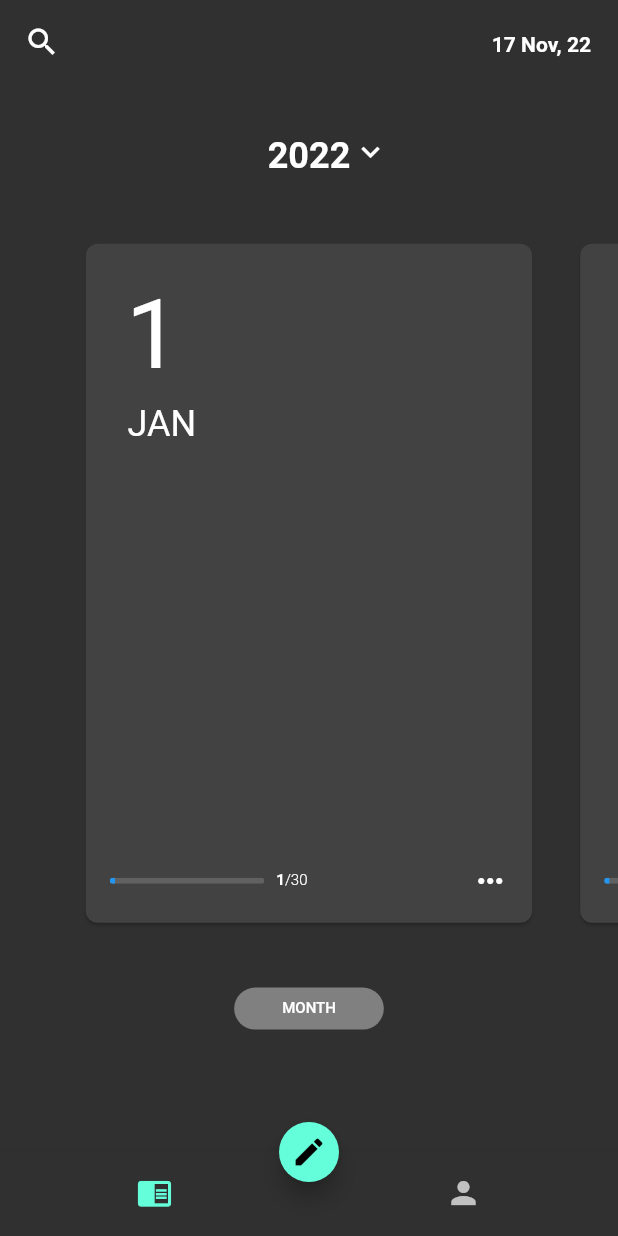
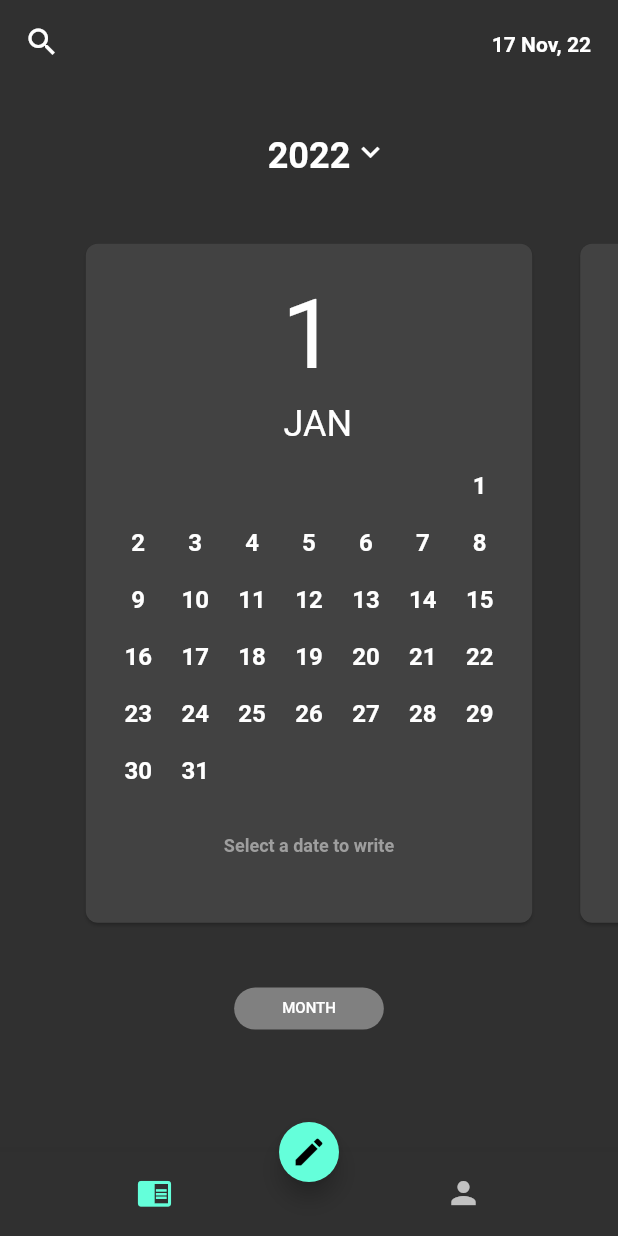
Before and after one commit to freemantg/glum, a Flutter app: the screen it shows after launch, after a tap on "CALENDAR", on a phone screen of 412 x 824 dp. Run offline on Flutter 3.47's test engine with Material 2 defaults, Android fonts, the light colour scheme and no system bars; our stand-ins replace auto_route, flutter_hooks, flutter_riverpod, riverpod.

Commit message:
BottomSheet for Color Selection

```diff
--- a/glum_mood_tracker/lib/main.dart
+++ b/glum_mood_tracker/lib/main.dart
@@ -1,5 +1,6 @@
 import 'package:auto_route/auto_route.dart';
 import 'package:flutter/material.dart';
+import 'package:flutter_riverpod/flutter_riverpod.dart';
 
 import 'presentation/routes/app_router.gr.dart';
 
@@ -14,7 +15,8 @@ class AppWidget extends StatelessWidget {
 
   @override
   Widget build(BuildContext context) {
-    return MaterialApp.router(
+    return ProviderScope(
+      child: MaterialApp.router(
         debugShowCheckedModeBanner: false,
         theme: ThemeData.dark().copyWith(
           appBarTheme: const AppBarTheme(
@@ -25,6 +27,7 @@ class AppWidget extends StatelessWidget {
         ),
         routerDelegate: appRouter.delegate(),
         routeInformationParser: appRouter.defaultRouteParser(),
+      ),
     );
   }
 }
--- a/glum_mood_tracker/lib/presentation/cards/cards_page.dart
+++ b/glum_mood_tracker/lib/presentation/cards/cards_page.dart
@@ -1,13 +1,16 @@
 import 'package:auto_route/auto_route.dart';
 import 'package:flutter/material.dart';
 import 'package:flutter_hooks/flutter_hooks.dart';
-import 'package:glum_mood_tracker/presentation/routes/app_router.gr.dart';
+import 'package:flutter_riverpod/flutter_riverpod.dart';
+import 'package:glum_mood_tracker/presentation/cards/providers/providers.dart';
 import 'package:glum_mood_tracker/shared/extensions.dart';
+import 'package:glum_mood_tracker/styles/colors.dart';
 import 'package:intl/intl.dart';
 
 import '../../styles/styles.dart';
+import '../routes/app_router.gr.dart';
 
-class CardsPage extends StatelessWidget {
+class CardsPage extends HookWidget {
   const CardsPage({super.key});
 
   @override
@@ -20,6 +23,10 @@ class CardsPage extends StatelessWidget {
 }
 
 Widget _buildScaffoldBody(BuildContext context) {
+  var showCalendar = useState(false);
+
+  void toggleCalendar() => showCalendar.value = !showCalendar.value;
+
   return SafeArea(
     child: Column(
       children: [
@@ -40,10 +47,13 @@ Widget _buildScaffoldBody(BuildContext context) {
         const Spacer(),
         SizedBox(
           height: MediaQuery.of(context).size.height / 1.7,
-          child: const CardCarousel(),
+          child: CardCarousel(showCalendar: showCalendar.value),
         ),
         const Spacer(),
-        const CalendarToggleButton(),
+        CalendarToggleButton(
+          showCalendar: showCalendar.value,
+          toggleCalendar: toggleCalendar,
+        ),
         const Spacer(flex: 3),
       ],
     ),
@@ -51,41 +61,56 @@ Widget _buildScaffoldBody(BuildContext context) {
 }
 
 AppBar _buildStyledAppBar() {
+  final today = DateTime.now();
+
   return AppBar(
     leading: IconButton(
       icon: const Icon(Icons.search),
       onPressed: () {},
     ),
     actions: [
-      GestureDetector(
+      Consumer(
+        builder: (BuildContext context, WidgetRef ref, Widget? child) {
+          return GestureDetector(
             child: Padding(
               padding: const EdgeInsets.only(right: 18.0),
               child: Center(
                 child: Text(
-              DateTime.now().dateTimeNowInString,
+                  today.dateTimeNowInString,
                   style: $styles.text.bodySmallBold,
                 ),
               ),
             ),
-        onTap: () {},
+            onTap: () => ref.read(pageViewControllerProvider).animateToPage(
+                  today.month - 1,
+                  duration: kThemeAnimationDuration,
+                  curve: Curves.easeIn,
+                ),
+          );
+        },
       ),
     ],
   );
 }
 
-class CardCarousel extends HookWidget {
+class CardCarousel extends ConsumerWidget {
   const CardCarousel({
     super.key,
+    required this.showCalendar,
   });
 
+  final bool showCalendar;
+
   @override
-  Widget build(BuildContext context) {
-    final pageController = usePageController(viewportFraction: 0.8);
-
+  Widget build(BuildContext context, WidgetRef ref) {
     return PageView.builder(
-      controller: pageController,
+      controller: ref.watch(pageViewControllerProvider),
       itemCount: 12,
-      itemBuilder: (context, index) => MonthCard(index + 1),
+      itemBuilder: (context, index) => MonthCard(
+        index + 1,
+        showCalendar: showCalendar,
+        monthYear: DateTime(2022, index + 1),
+      ),
     );
   }
 }
@@ -94,9 +119,13 @@ class MonthCard extends StatelessWidget {
   const MonthCard(
     this.month, {
     super.key,
+    required this.showCalendar,
+    required this.monthYear,
   });
 
   final int month;
+  final bool showCalendar;
+  final DateTime monthYear;
 
   @override
   Widget build(BuildContext context) {
@@ -115,7 +144,9 @@ class MonthCard extends StatelessWidget {
             $styles.insets.sm,
           ),
           child: Column(
-            crossAxisAlignment: CrossAxisAlignment.start,
+            crossAxisAlignment: showCalendar
+                ? CrossAxisAlignment.center
+                : CrossAxisAlignment.start,
             children: [
               Column(
                 children: [
@@ -124,14 +155,86 @@ class MonthCard extends StatelessWidget {
                     style: $styles.text.h1,
                   ),
                   Text(
-                    '  ${DateFormat.MMM().format(DateTime(0, month)).toUpperCase()}',
+                    '  ${DateFormat.MMM().format(DateTime(monthYear.year, monthYear.month)).toUpperCase()}',
                     style:
                         $styles.text.h3.copyWith(fontWeight: FontWeight.w400),
                   ),
                 ],
               ),
               const Spacer(),
-              Row(
+              showCalendar
+                  ? StyledMonthCalendar(monthYear: monthYear)
+                  : const MonthProgressBar(),
+              showCalendar ? const Spacer() : const SizedBox.shrink(),
+            ],
+          ),
+        ),
+      ),
+    );
+  }
+}
+
+class StyledMonthCalendar extends StatelessWidget {
+  const StyledMonthCalendar({
+    super.key,
+    required this.monthYear,
+  });
+
+  final DateTime monthYear;
+
+  @override
+  Widget build(BuildContext context) {
+    final daysInMonth =
+        DateUtils.getDaysInMonth(monthYear.year, monthYear.month);
+
+    final firstDayOfMonthOffset = DateUtils.firstDayOffset(
+      monthYear.year,
+      monthYear.month,
+      const DefaultMaterialLocalizations(),
+    );
+
+    return Column(
+      children: [
+        GridView.builder(
+          itemCount: firstDayOfMonthOffset + daysInMonth,
+          shrinkWrap: true,
+          gridDelegate: const SliverGridDelegateWithFixedCrossAxisCount(
+            crossAxisCount: 7,
+          ),
+          itemBuilder: (context, index) {
+            if (index + 1 > firstDayOfMonthOffset) {
+              return Text(
+                ((index + 1) - firstDayOfMonthOffset).toString(),
+                textAlign: TextAlign.center,
+                style: $styles.text.bodyBold,
+              );
+            } else {
+              return const SizedBox.shrink();
+            }
+          },
+        ),
+        SizedBox(height: $styles.insets.sm),
+        Text(
+          'Select a date to write',
+          style: $styles.text.bodySmallBold.copyWith(
+            color: Colors.grey,
+            fontSize: 12,
+          ),
+        ),
+        SizedBox(height: $styles.insets.sm),
+      ],
+    );
+  }
+}
+
+class MonthProgressBar extends StatelessWidget {
+  const MonthProgressBar({
+    super.key,
+  });
+
+  @override
+  Widget build(BuildContext context) {
+    return Row(
       children: [
         SizedBox(
           width: MediaQuery.of(context).size.width / 4,
@@ -145,22 +248,76 @@ class MonthCard extends StatelessWidget {
         SizedBox(width: $styles.insets.xs),
         Text(
           '1',
-                    style: $styles.text.caption
-                        .copyWith(fontWeight: FontWeight.bold),
+          style: $styles.text.caption.copyWith(fontWeight: FontWeight.bold),
         ),
         Text(
           '/30',
-                    style: $styles.text.caption
-                        .copyWith(fontWeight: FontWeight.w300),
+          style: $styles.text.caption.copyWith(fontWeight: FontWeight.w300),
         ),
         const Spacer(),
-                  const Icon(Icons.more_horiz),
+        GestureDetector(
+          child: const Icon(Icons.more_horiz),
+          onTap: () => showModalBottomSheet(
+            isScrollControlled: true,
+            shape: RoundedRectangleBorder(
+              borderRadius: BorderRadius.vertical(
+                  top: Radius.circular($styles.corners.md)),
+            ),
+            context: context,
+            builder: (context) {
+              return Padding(
+                padding: EdgeInsets.symmetric(
+                  horizontal: $styles.insets.md,
+                  vertical: $styles.insets.sm,
+                ),
+                child: Column(
+                  mainAxisSize: MainAxisSize.min,
+                  crossAxisAlignment: CrossAxisAlignment.start,
+                  children: [
+                    Row(
+                      children: [
+                        Text(
+                          'PHOTO',
+                          style: $styles.text.bodySmallBold,
+                        ),
+                        const Spacer(),
+                        IconButton(
+                          onPressed: () {},
+                          icon: const Icon(Icons.keyboard_arrow_right),
+                        )
                       ],
                     ),
+                    const Divider(),
+                    SizedBox(height: $styles.insets.xs),
+                    Text(
+                      'COLOUR',
+                      style: $styles.text.bodySmallBold,
+                    ),
+                    SizedBox(height: $styles.insets.md),
+                    Row(
+                      mainAxisAlignment: MainAxisAlignment.spaceAround,
+                      children: [
+                        ...List.generate(
+                          colors.length,
+                          (index) => Container(
+                            decoration: BoxDecoration(
+                              shape: BoxShape.circle,
+                              color: colors[index],
+                            ),
+                            height: 42.0,
+                            width: 42.0,
+                          ),
+                        )
                       ],
                     ),
+                    SizedBox(height: $styles.insets.xl),
+                  ],
+                ),
+              );
+            },
           ),
         ),
+      ],
     );
   }
 }
@@ -168,27 +325,30 @@ class MonthCard extends StatelessWidget {
 class CalendarToggleButton extends HookWidget {
   const CalendarToggleButton({
     super.key,
+    required this.showCalendar,
+    required this.toggleCalendar,
   });
+
+  final bool showCalendar;
+  final void Function() toggleCalendar;
 
   @override
   Widget build(BuildContext context) {
-    final isFlipped = useState(false);
-
     return GestureDetector(
-      onTap: () => isFlipped.value = !isFlipped.value,
+      onTap: toggleCalendar,
       child: Container(
         padding: EdgeInsets.symmetric(
           vertical: $styles.insets.xs,
           horizontal: $styles.insets.lg,
         ),
         decoration: BoxDecoration(
-          color: isFlipped.value
+          color: showCalendar
               ? Theme.of(context).disabledColor
               : Theme.of(context).cardColor,
           borderRadius: BorderRadius.circular($styles.corners.lg),
         ),
         child: Text(
-          isFlipped.value ? 'MONTH' : 'CALENDAR',
+          showCalendar ? 'MONTH' : 'CALENDAR',
           style: $styles.text.caption.copyWith(height: 0),
         ),
       ),
--- /dev/null
+++ b/glum_mood_tracker/lib/presentation/cards/providers/providers.dart
@@ -0,0 +1,7 @@
+import 'package:flutter/material.dart';
+import 'package:riverpod/riverpod.dart';
+
+final pageViewControllerProvider = Provider((ref) => PageController(
+      viewportFraction: 0.8,
+      initialPage: DateTime.now().month - 1,
+    ));
--- a/glum_mood_tracker/pubspec.yaml
+++ b/glum_mood_tracker/pubspec.yaml
@@ -36,6 +36,7 @@ dependencies:
   flutter:
     sdk: flutter
   flutter_hooks: ^0.18.5+1
+  flutter_riverpod: ^2.1.1
   freezed: ^2.2.1
   freezed_annotation: ^2.2.0
   intl: ^0.17.0
```
Also changed, not shown: glum_mood_tracker/lib/presentation/cards/add_story_page.dart (added, +11 -0 lines), glum_mood_tracker/lib/presentation/cards/month_page.dart (+6 -1 lines), glum_mood_tracker/lib/presentation/cards/story_page.dart (added, +80 -0 lines), glum_mood_tracker/lib/presentation/routes/app_router.dart (+7 -1 lines), glum_mood_tracker/lib/styles/colors.dart (added, +10 -0 lines), glum_mood_tracker/lib/presentation/routes/app_router.gr.dart, glum_mood_tracker/pubspec.lock. Lines whose indentation alone changed are shown as unchanged.
